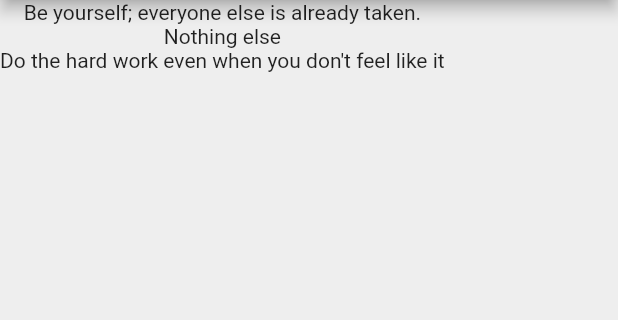
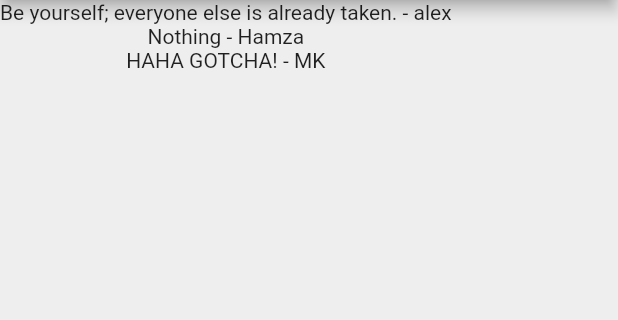
Before and after one commit to MuhammadHamzaAmir/Quotes, a Flutter app: the screen it shows after launch, on a phone screen of 412 x 824 dp, the part 84-404 px from its top. Run offline on Flutter 3.47's test engine with Material 2 defaults, Android fonts, the phone set to English and light mode, and no system bars.

Commit message:
in-progress

```diff
--- a/lib/main.dart
+++ b/lib/main.dart
@@ -1,4 +1,5 @@
 import 'package:flutter/material.dart';
+import 'package:list_data/quote.dart';
 
 void main() {
   runApp(MaterialApp(
@@ -16,10 +17,10 @@ class QuoteList extends StatefulWidget {
 class _QuoteListState extends State<QuoteList> {
 
 
-  List<String> quotes = [
-    "Be yourself; everyone else is already taken.",
-    "Nothing else",
-    "Do the hard work even when you don't feel like it"
+  List<Quote> quotes = [
+    Quote(text:"Be yourself; everyone else is already taken.",author:"alex"),
+    Quote(text: "Nothing", author: "Hamza"),
+    Quote(text: "HAHA GOTCHA!", author: "MK")
   ];
 
   @override
@@ -32,7 +33,7 @@ class _QuoteListState extends State<QuoteList> {
         backgroundColor: Colors.redAccent,
       ),
       body: Column(
-        children: quotes.map((quote) => (Text(quote))).toList(),
+        children: quotes.map((quote) => (Text('${quote.text} - ${quote.author}'))).toList(),
       ),
     );
   }
```
